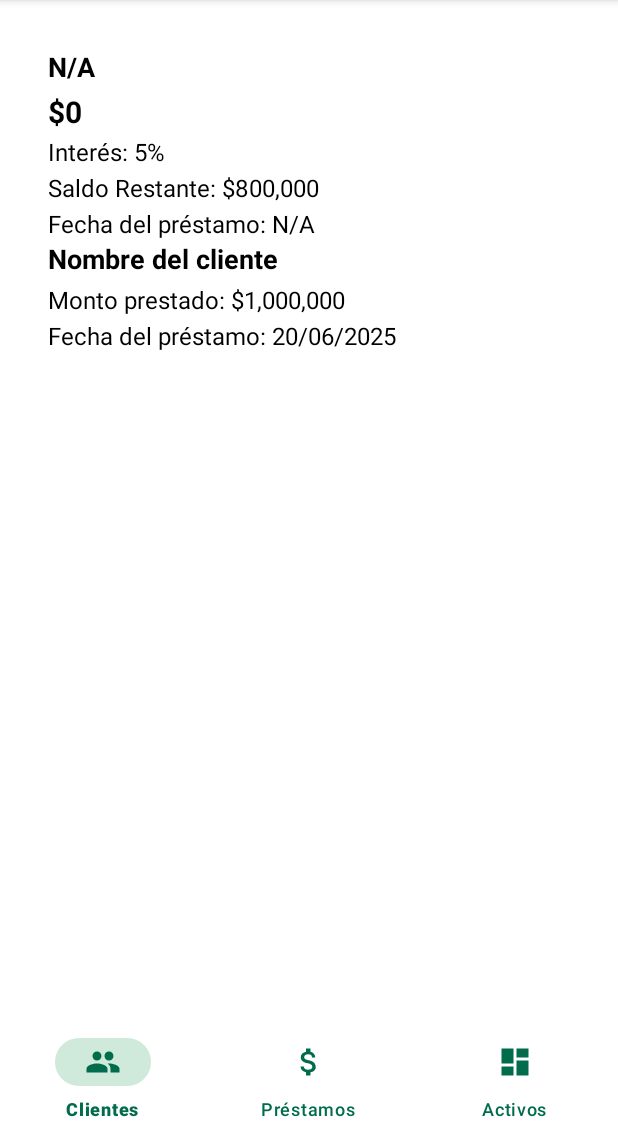
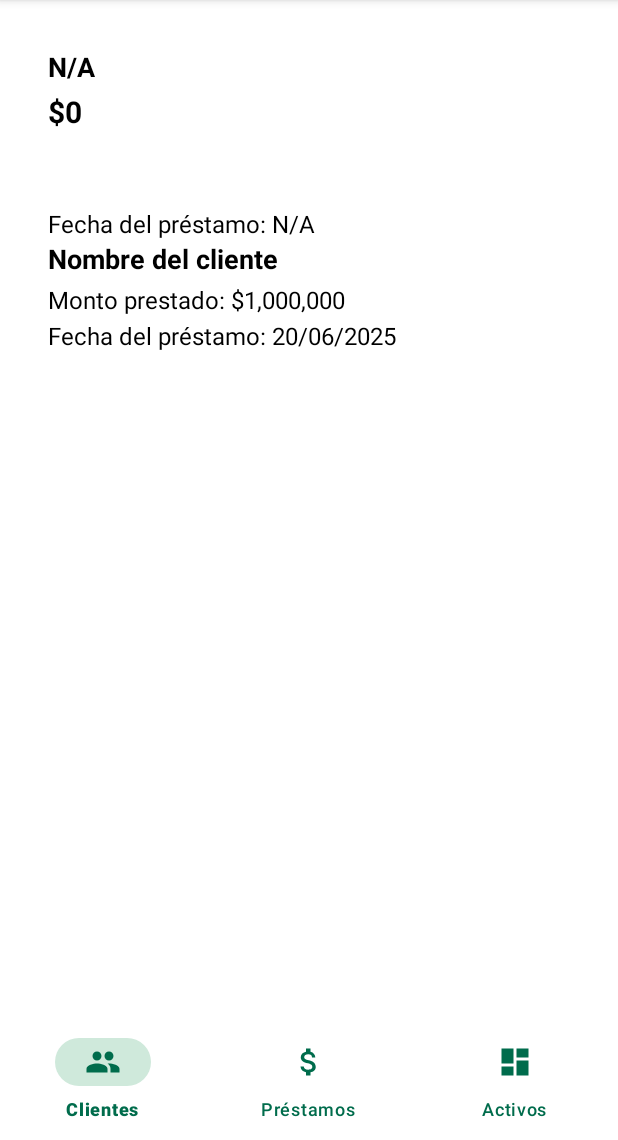
Before and after one commit to Santiago5626/gestionador, an Android app: the fragment PrestamoCartonFragment placed in its activity, on a phone screen of 412 x 824 dp, the part 96-1236 px from its top. Run offline under Robolectric (Android 15) with nearby library versions, the phone set to English and light mode, and no system bars; our stand-ins replace Firebase (no records; nobody signed in at launch, a user with empty details on screens opened directly), navigation-ui; 1 statement that could not run was skipped.

Commit message:
Final changes and fixes for PrestamoCartonAdapter and related files6

```diff
--- a/app/src/main/res/layout/fragment_prestamo_carton.xml
+++ b/app/src/main/res/layout/fragment_prestamo_carton.xml
@@ -40,7 +40,6 @@
             android:id="@+id/tvMontoPrestado"
             android:layout_width="wrap_content"
             android:layout_height="wrap_content"
-            android:text="$1,000,000"
             android:textSize="20sp"
             android:textStyle="bold"
             android:textColor="#000000"
@@ -50,7 +49,6 @@
             android:id="@+id/tvInteres"
             android:layout_width="wrap_content"
             android:layout_height="wrap_content"
-            android:text="Interés: 5%"
             android:textSize="16sp"
             android:textColor="#000000"
             android:layout_marginTop="2dp" />
@@ -59,7 +57,6 @@
             android:id="@+id/tvSaldoRestante"
             android:layout_width="wrap_content"
             android:layout_height="wrap_content"
-            android:text="Saldo Restante: $800,000"
             android:textSize="16sp"
             android:textColor="#000000"
             android:layout_marginTop="2dp" />
@@ -68,7 +65,6 @@
             android:id="@+id/tvFechaPrestamo"
             android:layout_width="wrap_content"
             android:layout_height="wrap_content"
-            android:text="Fecha del préstamo: 20/06/2025"
             android:textSize="16sp"
             android:textColor="#000000"
             android:layout_marginTop="2dp" />
```
